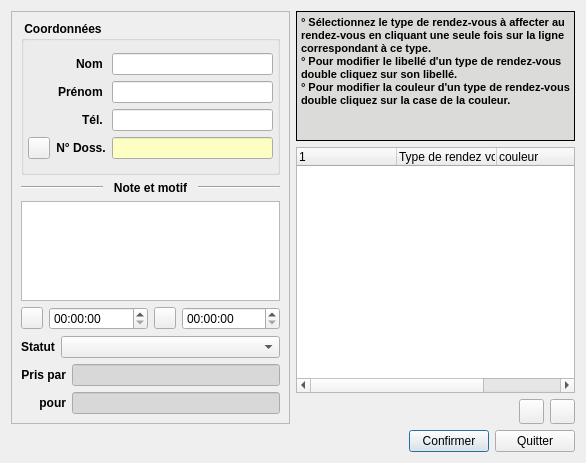
First picture: the form in Programmes/MedinTuxTools-QT4/Agenda/C_Dlg_RdvTypeConfig.ui, repository leo-naeka/medintux, before the edit.
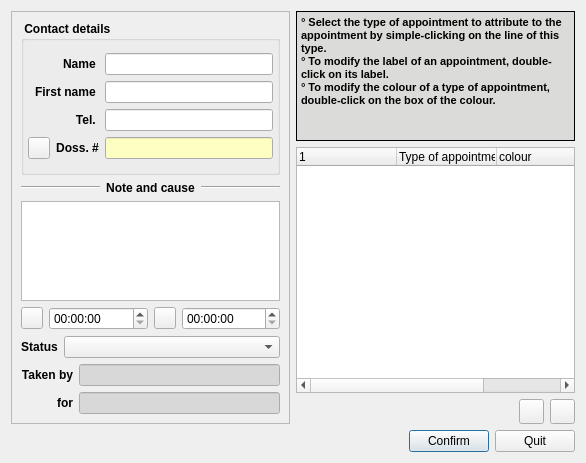
Second picture: the form after the edit.

Patch:
```diff
--- a/Programmes/MedinTuxTools-QT4/Agenda/C_Dlg_RdvTypeConfig.ui
+++ b/Programmes/MedinTuxTools-QT4/Agenda/C_Dlg_RdvTypeConfig.ui
@@ -38,7 +38,7 @@
          </font>
         </property>
         <property name="title">
-         <string> Coordonnées </string>
+         <string> Contact details </string>
         </property>
         <layout class="QGridLayout" name="gridLayout_8">
          <property name="margin">
@@ -57,7 +57,7 @@
                 </font>
                </property>
                <property name="text">
-                <string>Nom </string>
+                <string>Name </string>
                </property>
                <property name="alignment">
                 <set>Qt::AlignRight|Qt::AlignTrailing|Qt::AlignVCenter</set>
@@ -73,7 +73,7 @@
                 </font>
                </property>
                <property name="text">
-                <string>Prénom </string>
+                <string>First name </string>
                </property>
                <property name="alignment">
                 <set>Qt::AlignRight|Qt::AlignTrailing|Qt::AlignVCenter</set>
@@ -89,7 +89,7 @@
                 </font>
                </property>
                <property name="text">
-                <string>Tél. </string>
+                <string>Tel. </string>
                </property>
                <property name="alignment">
                 <set>Qt::AlignRight|Qt::AlignTrailing|Qt::AlignVCenter</set>
@@ -123,7 +123,7 @@
                   </font>
                  </property>
                  <property name="text">
-                  <string>N° Doss.</string>
+                  <string>Doss. #</string>
                  </property>
                  <property name="alignment">
                   <set>Qt::AlignCenter</set>
@@ -237,7 +237,7 @@
              </font>
             </property>
             <property name="text">
-             <string>Statut</string>
+             <string>Status</string>
             </property>
             <property name="alignment">
              <set>Qt::AlignCenter</set>
@@ -292,7 +292,7 @@
                </font>
               </property>
               <property name="text">
-               <string>Note et motif</string>
+               <string>Note and cause</string>
               </property>
               <property name="alignment">
                <set>Qt::AlignCenter</set>
@@ -379,7 +379,7 @@
              </font>
             </property>
             <property name="text">
-             <string>Pris par</string>
+             <string>Taken by</string>
             </property>
             <property name="alignment">
              <set>Qt::AlignRight|Qt::AlignTrailing|Qt::AlignVCenter</set>
@@ -395,7 +395,7 @@
              </font>
             </property>
             <property name="text">
-             <string>pour</string>
+             <string>for</string>
             </property>
             <property name="alignment">
              <set>Qt::AlignRight|Qt::AlignTrailing|Qt::AlignVCenter</set>
@@ -543,17 +543,17 @@
        </column>
        <column>
         <property name="text">
-         <string>Type de rendez vous</string>
+         <string>Type of appointment</string>
         </property>
        </column>
        <column>
         <property name="text">
-         <string>couleur</string>
+         <string>colour</string>
         </property>
        </column>
        <column>
         <property name="text">
-         <string>Durée par défaut</string>
+         <string>Default duration</string>
         </property>
        </column>
       </widget>
@@ -720,9 +720,9 @@
 &lt;table border=&quot;0&quot; style=&quot;-qt-table-type: root; margin-top:4px; margin-bottom:4px; margin-left:4px; margin-right:4px;&quot;&gt;
 &lt;tr&gt;
 &lt;td style=&quot;border: none;&quot;&gt;
-&lt;p style=&quot; margin-top:0px; margin-bottom:0px; margin-left:0px; margin-right:0px; -qt-block-indent:0; text-indent:0px;&quot;&gt;&lt;span style=&quot; font-size:8pt;&quot;&gt;° Sélectionnez le type de rendez-vous à affecter au rendez-vous en cliquant une seule fois sur la ligne correspondant à ce type.&lt;/span&gt;&lt;/p&gt;
-&lt;p style=&quot; margin-top:0px; margin-bottom:0px; margin-left:0px; margin-right:0px; -qt-block-indent:0; text-indent:0px;&quot;&gt;&lt;span style=&quot; font-size:8pt;&quot;&gt;° Pour modifier le libellé d'un type de rendez-vous double cliquez sur son libellé.&lt;/span&gt;&lt;/p&gt;
-&lt;p style=&quot; margin-top:0px; margin-bottom:0px; margin-left:0px; margin-right:0px; -qt-block-indent:0; text-indent:0px;&quot;&gt;&lt;span style=&quot; font-size:8pt;&quot;&gt;° Pour modifier la couleur d'un type de rendez-vous double cliquez sur la case de la couleur.&lt;/span&gt;&lt;/p&gt;&lt;/td&gt;&lt;/tr&gt;&lt;/table&gt;&lt;/body&gt;&lt;/html&gt;</string>
+&lt;p style=&quot; margin-top:0px; margin-bottom:0px; margin-left:0px; margin-right:0px; -qt-block-indent:0; text-indent:0px;&quot;&gt;&lt;span style=&quot; font-size:8pt;&quot;&gt;° Select the type of appointment to attribute to the appointment by simple-clicking on the line of this type.&lt;/span&gt;&lt;/p&gt;
+&lt;p style=&quot; margin-top:0px; margin-bottom:0px; margin-left:0px; margin-right:0px; -qt-block-indent:0; text-indent:0px;&quot;&gt;&lt;span style=&quot; font-size:8pt;&quot;&gt;° To modify the label of an appointment, double-click on its label.&lt;/span&gt;&lt;/p&gt;
+&lt;p style=&quot; margin-top:0px; margin-bottom:0px; margin-left:0px; margin-right:0px; -qt-block-indent:0; text-indent:0px;&quot;&gt;&lt;span style=&quot; font-size:8pt;&quot;&gt;° To modify the colour of a type of appointment, double-click on the box of the colour.&lt;/span&gt;&lt;/p&gt;&lt;/td&gt;&lt;/tr&gt;&lt;/table&gt;&lt;/body&gt;&lt;/html&gt;</string>
        </property>
       </widget>
      </item>
@@ -748,7 +748,7 @@
        <item>
         <widget class="QPushButton" name="pushButton_Ok">
          <property name="text">
-          <string>Confirmer</string>
+          <string>Confirm</string>
          </property>
          <property name="shortcut">
           <string>Alt+C</string>
@@ -761,7 +761,7 @@
        <item>
         <widget class="QPushButton" name="pushButton_Quitter">
          <property name="text">
-          <string>Quitter</string>
+          <string>Quit</string>
          </property>
          <property name="shortcut">
           <string>Alt+Q</string>
```
Left out of the diff: 12 changed lines with no effect on the pictures.
